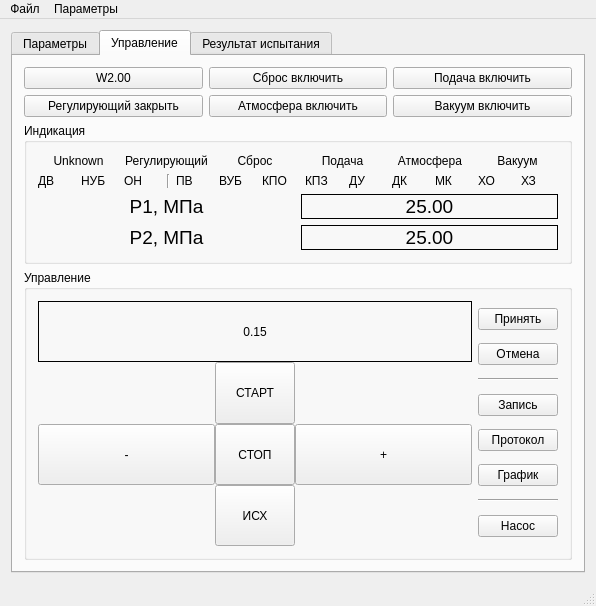
Before: the Qt Designer form main_window.ui in firef0xff/ttm25, drawn with Qt 5.
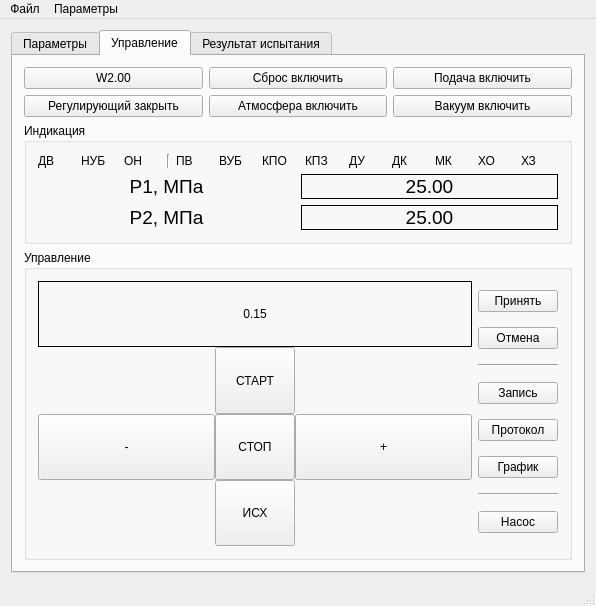
After: the same form once the commit is applied. The open tabs and pages were chosen to show the change.

The edit to the form file:
```diff
--- a/main_window.ui
+++ b/main_window.ui
@@ -434,73 +434,6 @@
            <string>Индикация</string>
           </property>
           <layout class="QVBoxLayout" name="verticalLayout_5">
-           <item>
-            <layout class="QHBoxLayout" name="horizontalLayout_6">
-             <property name="topMargin">
-              <number>0</number>
-             </property>
-             <item>
-              <widget class="QLabel" name="lUnknown">
-               <property name="text">
-                <string>Unknown</string>
-               </property>
-               <property name="alignment">
-                <set>Qt::AlignCenter</set>
-               </property>
-              </widget>
-             </item>
-             <item>
-              <widget class="QLabel" name="lRegulatingOnOff">
-               <property name="text">
-                <string>Регулирующий</string>
-               </property>
-               <property name="alignment">
-                <set>Qt::AlignCenter</set>
-               </property>
-              </widget>
-             </item>
-             <item>
-              <widget class="QLabel" name="lResetOnOff">
-               <property name="text">
-                <string>Сброс</string>
-               </property>
-               <property name="alignment">
-                <set>Qt::AlignCenter</set>
-               </property>
-              </widget>
-             </item>
-             <item>
-              <widget class="QLabel" name="lFeedOnOff">
-               <property name="text">
-                <string>Подача</string>
-               </property>
-               <property name="alignment">
-                <set>Qt::AlignCenter</set>
-               </property>
-              </widget>
-             </item>
-             <item>
-              <widget class="QLabel" name="lAirOnOff">
-               <property name="text">
-                <string>Атмосфера</string>
-               </property>
-               <property name="alignment">
-                <set>Qt::AlignCenter</set>
-               </property>
-              </widget>
-             </item>
-             <item>
-              <widget class="QLabel" name="lVacuumOnOff">
-               <property name="text">
-                <string>Вакуум</string>
-               </property>
-               <property name="alignment">
-                <set>Qt::AlignCenter</set>
-               </property>
-              </widget>
-             </item>
-            </layout>
-           </item>
            <item>
             <layout class="QHBoxLayout" name="horizontalLayout_2">
              <item>
```
Left out of the diff: 2 changed lines with no effect on the pictures.
